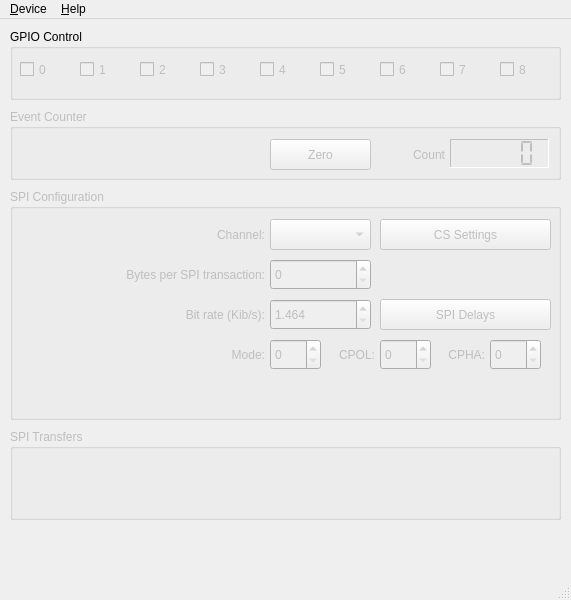
Qt form src/devicewindow.ui (bloguetronica/mcp2210-com) before a commit.
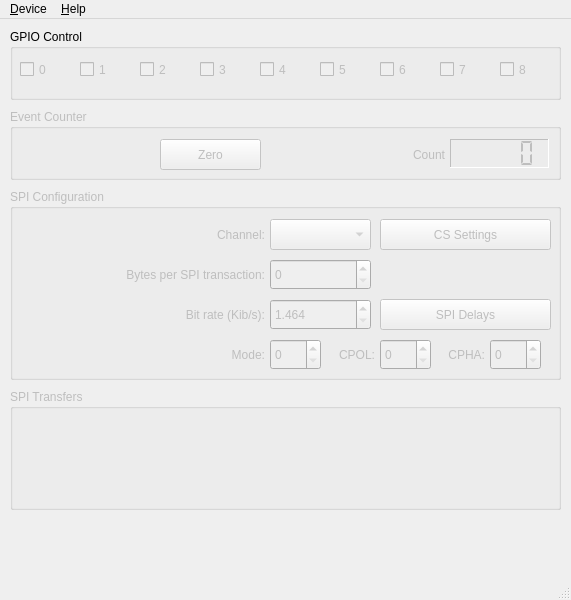
The same form after that commit. Icons and pictures are not drawn.

Patch:
```diff
--- a/src/devicewindow.ui
+++ b/src/devicewindow.ui
@@ -203,7 +203,7 @@
     <widget class="QPushButton" name="pushButtonZero">
      <property name="geometry">
       <rect>
-       <x>260</x>
+       <x>150</x>
        <y>30</y>
        <width>101</width>
        <height>31</height>
@@ -216,9 +216,9 @@
     <widget class="QLabel" name="labelCount">
      <property name="geometry">
       <rect>
-       <x>370</x>
+       <x>260</x>
        <y>37</y>
-       <width>65</width>
+       <width>175</width>
        <height>17</height>
       </rect>
      </property>
@@ -261,7 +261,7 @@
       <x>10</x>
       <y>170</y>
       <width>551</width>
-      <height>231</height>
+      <height>191</height>
      </rect>
     </property>
     <property name="title">
@@ -493,9 +493,9 @@
     <property name="geometry">
      <rect>
       <x>10</x>
-      <y>410</y>
+      <y>370</y>
       <width>551</width>
-      <height>91</height>
+      <height>121</height>
      </rect>
     </property>
     <property name="title">
```
Left out of the diff: 15 changed lines with no effect on the pictures.
